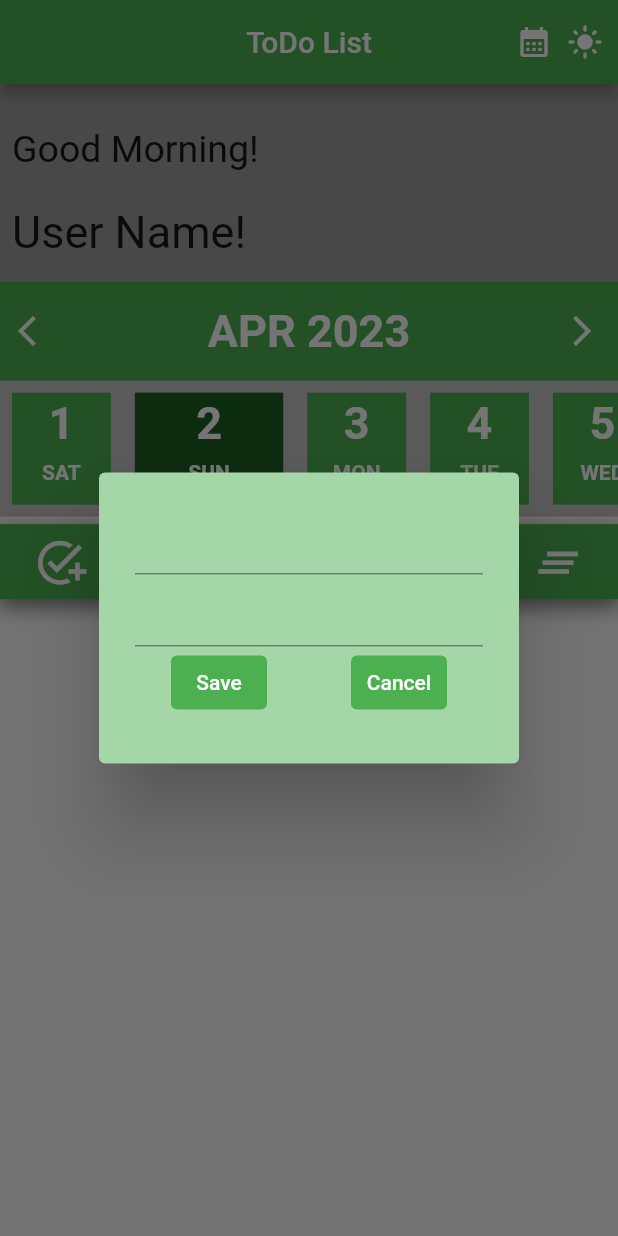
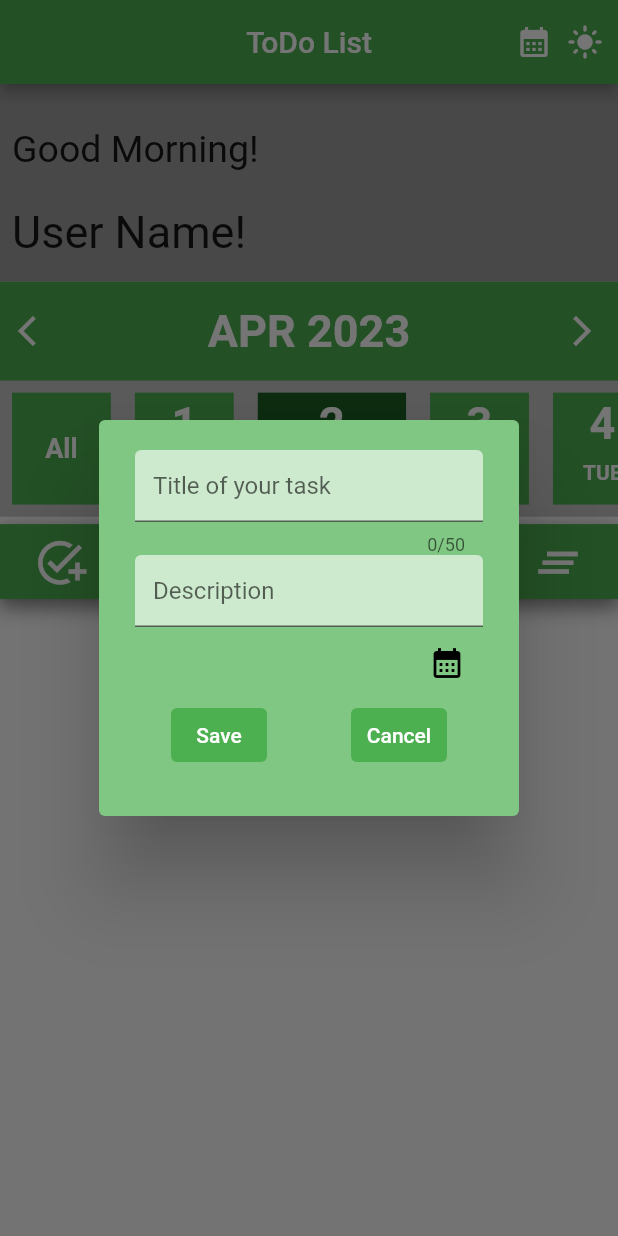
Before and after one commit to tmbmnadim/ToDo-List, a Flutter app: the screen it shows after launch, after a tap on the "arrow back ios" icon, after a tap on the "arrow forward ios" icon, after a tap on the "add task" icon, on a phone screen of 412 x 824 dp. Run offline on Flutter 3.47's test engine with Material 2 defaults, Android fonts, the phone set to English and light mode, and no system bars; our stand-ins replace hive, hive_flutter; accounts and stored records are empty.

Commit message:
Single task can be deleted.

```diff
--- a/lib/data/list-value.dart
+++ /dev/null
@@ -1,26 +0,0 @@
-import 'package:hive_flutter/hive_flutter.dart';
-
-class ToDoDatabase {
-  final toDoListMem = Hive.box('taskBox');
-// Create new task
-  void writeTask(int keyValue, List taskData) async {
-    await toDoListMem.put(keyValue, taskData);
-  }
-
-  void readTask(int keyValue) async {
-    await toDoListMem.get(keyValue);
-  }
-
-  void deleteTask() async {
-    await toDoListMem.delete(0);
-  }
-//
-// List<List> toDoList = [
-//   [true, "123456789012345678901234567890", "1/3/2023"],
-//   [false, "Second Task", "1/3/2023"],
-//   [true, "TITLE", "1/3/2023"],
-//   [true, "TITLE", "2/3/2023"],
-//   [true, "TITLE", "3/3/2023"],
-//   [true, "This is a test title!", "15/3/2023"],
-// ];
-}
--- a/lib/main.dart
+++ b/lib/main.dart
@@ -8,6 +8,7 @@ void main() async {
   var _toDoListMem = await Hive.openBox('taskBox');
   var _basicStates = await Hive.openBox('stateBox');
   _basicStates.put("darkLightMode", 0);
+  _basicStates.put("allTasks", 0);
 
   runApp(const MyHome());
 }
--- a/lib/pages/dialog-box.dart
+++ b/lib/pages/create-task-dialog-box.dart
@@ -1,44 +1,60 @@
 import 'package:flutter/material.dart';
 
-class DialogBox extends StatefulWidget {
-  const DialogBox(
-      {Key? key,
-      required this.titleController,
-      required this.taskController,
-      required this.onSave,
-      required this.onCancel})
-      : super(key: key);
+class CreateTaskDialogBox extends StatefulWidget {
+  const CreateTaskDialogBox({
+    Key? key,
+    required this.titleController,
+    required this.taskController,
+    required this.onSave,
+    required this.onCancel,
+    required this.onDatePick,
+  }) : super(key: key);
 
   final TextEditingController titleController;
   final TextEditingController taskController;
   final Function()? onSave;
   final Function()? onCancel;
+  final Function()? onDatePick;
 
   @override
-  State<DialogBox> createState() => _DialogBoxState();
+  State<CreateTaskDialogBox> createState() => _CreateTaskDialogBoxState();
 }
 
-class _DialogBoxState extends State<DialogBox> {
+class _CreateTaskDialogBoxState extends State<CreateTaskDialogBox> {
   @override
   Widget build(BuildContext context) {
     return AlertDialog(
-      backgroundColor: Colors.green.shade200,
-      content: Container(
-        height: 150,
+      backgroundColor: Colors.green.shade300,
+      content: SizedBox(
+        height: 220,
         child: Column(
+          crossAxisAlignment: CrossAxisAlignment.end,
           children: [
             TextField(
               controller: widget.titleController,
-              style: const TextStyle(
-                fontFamily: "Grape Nuts",
-                fontWeight: FontWeight.w600,
+              decoration: const InputDecoration(
+                hintText: "Title of your task",
+                filled: true,
+                fillColor: Colors.white60,
               ),
+              maxLength: 50,
             ),
             TextField(
               controller: widget.taskController,
-              style: const TextStyle(
-                fontFamily: "Grape Nuts",
-                fontWeight: FontWeight.w600,
+              decoration: const InputDecoration(
+                hintText: "Description",
+                filled: true,
+                fillColor: Colors.white60,
+              ),
+            ),
+            IconButton(
+              onPressed: widget.onDatePick,
+              style: TextButton.styleFrom(
+                backgroundColor: Colors.green,
+              ),
+              icon: const Icon(
+                Icons.calendar_month,
+                color: Colors.black,
               ),
             ),
             Row(
@@ -70,7 +86,7 @@ class _DialogBoxState extends State<DialogBox> {
                       fontWeight: FontWeight.w500,
                     ),
                   ),
-                )
+                ),
               ],
             )
           ],
--- a/lib/pages/todo-list-page.dart
+++ b/lib/pages/todo-list-page.dart
@@ -1,9 +1,9 @@
 import 'package:flutter/material.dart';
-import 'package:todolist/data/list-value.dart';
-import 'package:todolist/pages/dialog-box.dart';
 import 'package:todolist/pages/custom-button.dart';
 import 'package:todolist/pages/todo-card.dart';
 import 'package:hive_flutter/hive_flutter.dart';
+
+import '../util/task-management.dart';
 
 class ListPage extends StatefulWidget {
   const ListPage({
@@ -46,63 +46,46 @@ class _ListPageState extends State<ListPage> {
 
   final _toDoListMem = Hive.box('taskBox');
   final _basicStates = Hive.box('stateBox');
-  ToDoDatabase tdb = ToDoDatabase();
+  TaskManager tdb = TaskManager();
   List<List> selectedTask = [];
 
-  // Selecting today's task
-  List<List> taskSelector(DateTime? selectedDateTask) {
-    List<List> selectedTask = [];
-    // Storing current date
-    String currentDate =
-        "${selectedDateTask?.day}/${selectedDateTask?.month}/${selectedDateTask?.year}";
-
-    for (int i = 0; i < _toDoListMem.length; i++) {
-      if (_toDoListMem.getAt(i)[3] == currentDate) {
-        selectedTask.add(_toDoListMem.getAt(i));
+  Color colorSelector(int index) {
+    Color dateColor = Colors.green;
+    // If "All Tasks" is not selected
+    if (_basicStates.get("allTasks") == 0) {
+      // If that date is selected
+      if (selectedDate?.toLocal().day == index + 1) {
+        dateColor = _basicStates.get("darkLightMode") == 1
+            ? Colors.greenAccent
+            : Colors.green.shade900;
+      } else {
+        dateColor = _basicStates.get("darkLightMode") == 1
+            ? Colors.green.shade800
+            : Colors.green.shade500;
       }
-    }
-    return selectedTask;
+    } else {
+      // If "All Tasks" is selected
+      dateColor = _basicStates.get("darkLightMode") == 1
+          ? Colors.green.shade800
+          : Colors.green.shade500;
     }
 
-  void createNewTask() {
-    showDialog(
-        context: context,
-        builder: (context) {
-          return DialogBox(
-            titleController: _titleController,
-            taskController: _taskController,
-            onSave: () {
-              setState(() {
-                _toDoListMem.put(_toDoListMem.length, [
-                  false,
-                  _titleController.value.text,
-                  _taskController.value.text,
-                  "${selectedDate?.day}/${selectedDate?.month}/${selectedDate?.year}"
-                ]);
-              });
-              _titleController.clear();
-              _taskController.clear();
-              Navigator.of(context).pop();
-            },
-            onCancel: () => Navigator.of(context).pop(),
-          );
-        });
+    return dateColor;
   }
 
-  void clearTasks() {
-    List tempList = [];
-    List tempListRev = [];
-    for (int i = 0; i < _toDoListMem.length; i++) {
-      if (_toDoListMem.getAt(i)[3] ==
-          "${selectedDate?.day}/${selectedDate?.month}/${selectedDate?.year}") {
-        tempList.add(i);
+  double widthSelector(int index, double screenHeight) {
+    double selectedWidth = (screenHeight * 8) / 100;
+    // If "All Tasks" is not selected
+    if (_basicStates.get("allTasks") == 0) {
+      selectedWidth = selectedDate?.toLocal().day == index + 1
+          ? (screenHeight * 12) / 100
+          : (screenHeight * 8) / 100;
+    } else {
+      // If "All Tasks" is selected
+      selectedWidth = (screenHeight * 8) / 100;
     }
-    }
-    tempListRev = List.from(tempList.reversed);
-    for (int j = 0; j < tempListRev.length; j++) {
-      _toDoListMem.deleteAt(tempListRev[j]);
-    }
-    setState(() {});
+
+    return selectedWidth;
   }
 
   // Picking a date from calender.
@@ -151,7 +134,7 @@ class _ListPageState extends State<ListPage> {
 
   @override
   void initState() {
-    selectedTask = taskSelector(selectedDate);
+    selectedTask = tdb.taskSelector(selectedDate);
     super.initState();
   }
 
@@ -159,7 +142,12 @@ class _ListPageState extends State<ListPage> {
   Widget build(BuildContext context) {
     double screenHeight = MediaQuery.of(context).size.height;
     double screenWidth = MediaQuery.of(context).size.width;
-    selectedTask = taskSelector(selectedDate);
+    selectedTask = tdb.taskSelector(selectedDate);
+    String currentDate =
+        "${selectedDate?.day}/${selectedDate?.month}/${selectedDate?.year}";
+    String taskUniqueID =
+        "${selectedDate?.day}${selectedDate?.month}${selectedDate?.year}"
+        "${DateTime.now().hour}${DateTime.now().minute}${DateTime.now().second}${DateTime.now().millisecond}";
     return Scaffold(
       appBar: AppBar(
         actions: [
@@ -170,7 +158,7 @@ class _ListPageState extends State<ListPage> {
 
               // This is used to select first day of selected month.
               dayUpdater(selectedDate);
-              selectedTask = taskSelector(selectedDate);
+              selectedTask = tdb.taskSelector(selectedDate);
               setState(() {});
             },
             child: const Icon(Icons.calendar_month),
@@ -252,7 +240,7 @@ class _ListPageState extends State<ListPage> {
 
                             // This is used to select first day of selected month.
                             dayUpdater(selectedDate);
-                            selectedTask = taskSelector(selectedDate);
+                            selectedTask = tdb.taskSelector(selectedDate);
                             setState(() {});
                           },
                           icon: const Icon(Icons.arrow_back_ios),
@@ -288,7 +276,7 @@ class _ListPageState extends State<ListPage> {
 
                             // This is used to select first day of selected month.
                             dayUpdater(selectedDate);
-                            selectedTask = taskSelector(selectedDate);
+                            selectedTask = tdb.taskSelector(selectedDate);
                             setState(() {});
                           },
                           icon: const Icon(Icons.arrow_forward_ios),
@@ -302,10 +290,46 @@ class _ListPageState extends State<ListPage> {
                     height: (screenHeight * 11) / 100,
                     width: screenWidth,
                     color: const Color.fromRGBO(125, 125, 125, 0.25),
+                    child: Row(
+                      children: [
+                        Container(
+                          padding: const EdgeInsets.all(8),
+                          child: GestureDetector(
+                            onTap: () {
+                              _basicStates.put("allTasks", 1);
+                              setState(() {});
+                            },
+                            child: Container(
+                              alignment: Alignment.center,
+                              width: _basicStates.get("allTasks") == 0
+                                  ? (screenHeight * 8) / 100
+                                  : (screenHeight * 12) / 100,
+                              color: _basicStates.get("allTasks") == 0
+                                  ? _basicStates.get("darkLightMode") == 1
+                                      ? Colors.green.shade800
+                                      : Colors.green.shade500
+                                  : _basicStates.get("darkLightMode") == 1
+                                      ? Colors.greenAccent
+                                      : Colors.green.shade900,
+                              child: const Text(
+                                "All",
+                                style: TextStyle(
+                                  fontSize: 18,
+                                  fontWeight: FontWeight.bold,
+                                  color: Colors.white,
+                                ),
+                                textAlign: TextAlign.center,
+                              ),
+                            ),
+                          ),
+                        ),
+
+                        // Date Selector
+                        Expanded(
                           child: ListView.builder(
                             scrollDirection: Axis.horizontal,
-                      itemCount:
-                          monthDays[(selectedDate?.toLocal().month as int) - 1],
+                            itemCount: monthDays[
+                                (selectedDate?.toLocal().month as int) - 1],
                             itemBuilder: (context, dayIndex) => Padding(
                               padding: const EdgeInsets.all(8.0),
                               child: GestureDetector(
@@ -320,25 +344,19 @@ class _ListPageState extends State<ListPage> {
                                     (selectedDate?.toLocal().second as int),
                                   );
 
+                                  _basicStates.put("allTasks", 0);
+
                                   // This is used to select first day of selected month.
                                   dayUpdater(selectedDate);
-                            selectedTask = taskSelector(selectedDate);
+                                  selectedTask = tdb.taskSelector(selectedDate);
                                   setState(() {});
                                 },
                                 child: Container(
                                   // Day View
                                   alignment: Alignment.center,
                                   height: (screenHeight * 8) / 100,
-                            width: selectedDate?.toLocal().day == dayIndex + 1
-                                ? (screenHeight * 12) / 100
-                                : (screenHeight * 8) / 100,
-                            color: selectedDate?.toLocal().day == dayIndex + 1
-                                ? _basicStates.get("darkLightMode") == 1
-                                    ? Colors.greenAccent
-                                    : Colors.green.shade900
-                                : _basicStates.get("darkLightMode") == 1
-                                    ? Colors.green.shade800
-                                    : Colors.green.shade500,
+                                  width: widthSelector(dayIndex, screenHeight),
+                                  color: colorSelector(dayIndex),
                                   child: Column(
                                     children: [
                                       // Days of current month
@@ -377,6 +395,9 @@ class _ListPageState extends State<ListPage> {
                               ),
                             ),
                           ),
+                        ),
+                      ],
+                    ),
                   )
                 ],
               ),
@@ -394,11 +415,42 @@ class _ListPageState extends State<ListPage> {
                   // Left side button - Create Task
                   CustomButton(
                     onTap: () {
-                      createNewTask();
+                      tdb.createNewTask(
+                        context: context,
+                        titleController: _titleController,
+                        taskController: _taskController,
+                        onDatePick: () {
+                          selectDate(context);
+                          // This is used to select first day of selected month.
+                          dayUpdater(selectedDate);
+                          selectedTask = tdb.taskSelector(selectedDate);
+                          setState(() {});
+                        },
+                        onSave: () {
+                          setState(() {
+                            _toDoListMem.put(_toDoListMem.length, [
+                              false,
+                              _titleController.value.text,
+                              _taskController.value.text,
+                              currentDate,
+                              taskUniqueID,
+                              _toDoListMem.length,
+                            ]);
+                          });
+                          _titleController.clear();
+                          _taskController.clear();
+                          Navigator.of(context).pop();
+                        },
+                      );
                     },
                     icon: Icons.add_task,
                   ),
-                  CustomButton(onTap: clearTasks, icon: Icons.clear_all),
+                  CustomButton(
+                      onTap: () {
+                        tdb.clearTasks(currentDate);
+                        setState(() {});
+                      },
+                      icon: Icons.clear_all),
                 ],
               ),
             ),
@@ -414,10 +466,18 @@ class _ListPageState extends State<ListPage> {
                   isChecked: selectedTask[index][0],
                   checkboxOnChanged: (checkTask) {
                     selectedTask[index][0] = !selectedTask[index][0];
+                    _toDoListMem.getAt(selectedTask[index][5])[0] =
+                        selectedTask[index][0];
                     setState(() {});
                   },
                   screenWidth: screenWidth,
-                    screenHeight: screenHeight),
+                  screenHeight: screenHeight,
+                  onEditButton: () {},
+                  onDeleteButton: () {
+                    tdb.deleteTask(selectedTask, index);
+                    setState(() {});
+                  },
+                ),
               ),
             ),
           ],
--- /dev/null
+++ b/lib/util/task-management.dart
@@ -0,0 +1,150 @@
+import 'package:flutter/material.dart';
+import 'package:hive_flutter/hive_flutter.dart';
+import '../pages/create-task-dialog-box.dart';
+
+class TaskManager {
+  final _toDoListMem = Hive.box('taskBox');
+  final _basicStates = Hive.box("stateBox");
+
+  List<List> taskSelector(DateTime? selectedDateTask) {
+    List<List> selectedTask = [];
+    // Storing current date
+    String currentDate =
+        "${selectedDateTask?.day}/${selectedDateTask?.month}/${selectedDateTask?.year}";
+
+    if (_basicStates.get("allTasks") == 0) {
+      for (int i = 0; i < _toDoListMem.length; i++) {
+        if (_toDoListMem.getAt(i)[3] == currentDate) {
+          selectedTask.add(_toDoListMem.getAt(i));
+        }
+      }
+    } else {
+      for (int i = 0; i < _toDoListMem.length; i++) {
+        selectedTask.add(_toDoListMem.getAt(i));
+      }
+    }
+    return selectedTask;
+  }
+
+  void createNewTask({
+    required BuildContext context,
+    required TextEditingController titleController,
+    required TextEditingController taskController,
+    required Function()? onSave,
+    required Function()? onDatePick,
+  }) {
+    showDialog(
+        context: context,
+        builder: (context) {
+          return CreateTaskDialogBox(
+            titleController: titleController,
+            taskController: taskController,
+            onDatePick: onDatePick,
+            onSave: onSave,
+            onCancel: () => Navigator.of(context).pop(),
+          );
+        });
+  }
+
+  void clearTasks(String currentDate) {
+    List tempList = [];
+    List tempListRev = [];
+    if (_basicStates.get("allTasks") == 0) {
+      for (int i = 0; i < _toDoListMem.length; i++) {
+        if (_toDoListMem.getAt(i)[3] == currentDate) {
+          tempList.add(i);
+        }
+      }
+      tempListRev = List.from(tempList.reversed);
+      for (int j = 0; j < tempListRev.length; j++) {
+        _toDoListMem.deleteAt(tempListRev[j]);
+      }
+    } else {
+      _toDoListMem.clear();
+    }
+  }
+
+  void deleteTask(List<List> selectedTask, int index) {
+    for (int i = 0; i < _toDoListMem.length; i++) {
+      if (_toDoListMem.getAt(i)[4] == selectedTask[index][4]) {
+        _toDoListMem.deleteAt(i);
+        break;
+      }
+    }
+  }
+}
+
+// todo-list-page.dart file code
+
+// Selecting today's task
+// List<List> taskSelector(DateTime? selectedDateTask) {
+//   List<List> selectedTask = [];
+//   // Storing current date
+//   String currentDate =
+//       "${selectedDateTask?.day}/${selectedDateTask?.month}/${selectedDateTask?.year}";
+//
+//   if (_basicStates.get("allTasks") == 0) {
+//     for (int i = 0; i < _toDoListMem.length; i++) {
+//       if (_toDoListMem.getAt(i)[3] == currentDate) {
+//         selectedTask.add(_toDoListMem.getAt(i));
+//       }
+//     }
+//   } else {
+//     for (int i = 0; i < _toDoListMem.length; i++) {
+//       selectedTask.add(_toDoListMem.getAt(i));
+//     }
+//   }
+//   return selectedTask;
+// }
+
+// void createNewTask() {
+//   showDialog(
+//       context: context,
+//       builder: (context) {
+//         return CreateTaskDialogBox(
+//           titleController: _titleController,
+//           taskController: _taskController,
+//           onDatePick: () {
+//             selectDate(context);
+//
+//             // This is used to select first day of selected month.
+//             dayUpdater(selectedDate);
+//             selectedTask = tdb.taskSelector(selectedDate);
+//             setState(() {});
+//           },
+//           onSave: () {
+//             setState(() {
+//               _toDoListMem.put(_toDoListMem.length, [
+//                 false,
+//                 _titleController.value.text,
+//                 _taskController.value.text,
+//                 "${selectedDate?.day}/${selectedDate?.month}/${selectedDate?.year}"
+//               ]);
+//             });
+//             _titleController.clear();
+//             _taskController.clear();
+//             Navigator.of(context).pop();
+//           },
+//           onCancel: () => Navigator.of(context).pop(),
+//         );
+//       });
+// }
+
+// void clearTasks() {
+//   List tempList = [];
+//   List tempListRev = [];
+//   if (_basicStates.get("allTasks") == 0) {
+//     for (int i = 0; i < _toDoListMem.length; i++) {
+//       if (_toDoListMem.getAt(i)[3] ==
+//           "${selectedDate?.day}/${selectedDate?.month}/${selectedDate?.year}") {
+//         tempList.add(i);
+//       }
+//     }
+//     tempListRev = List.from(tempList.reversed);
+//     for (int j = 0; j < tempListRev.length; j++) {
+//       _toDoListMem.deleteAt(tempListRev[j]);
+//     }
+//   } else {
+//     _toDoListMem.clear();
+//   }
+// }
```
Lines whose indentation alone changed are shown as unchanged.
